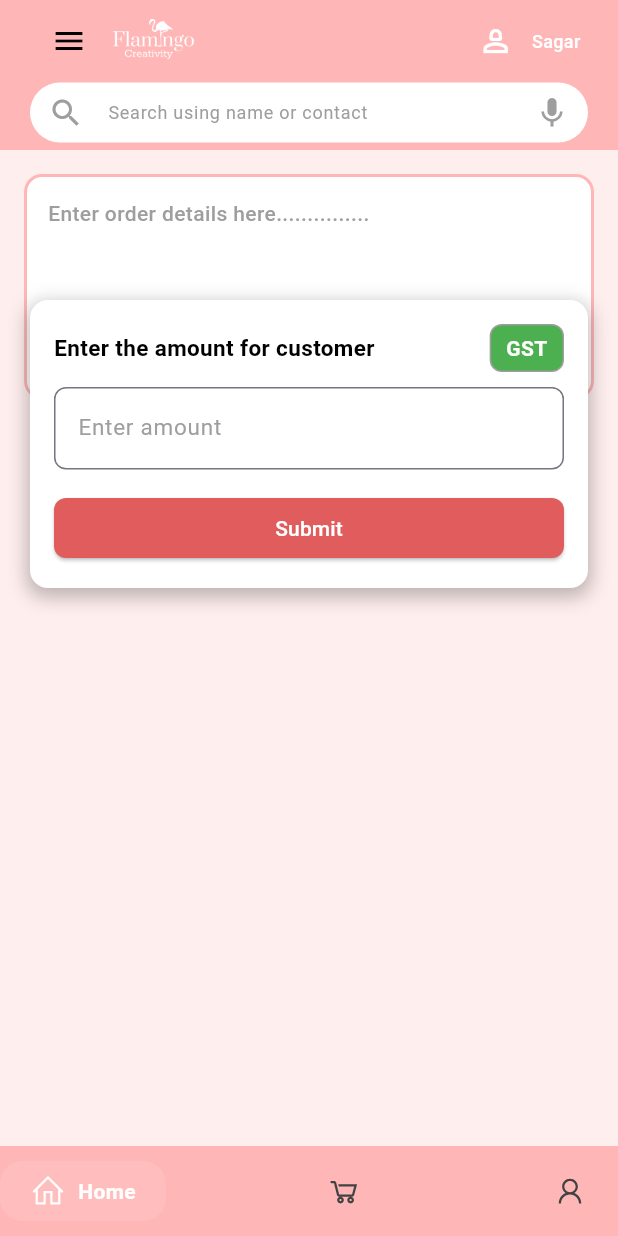
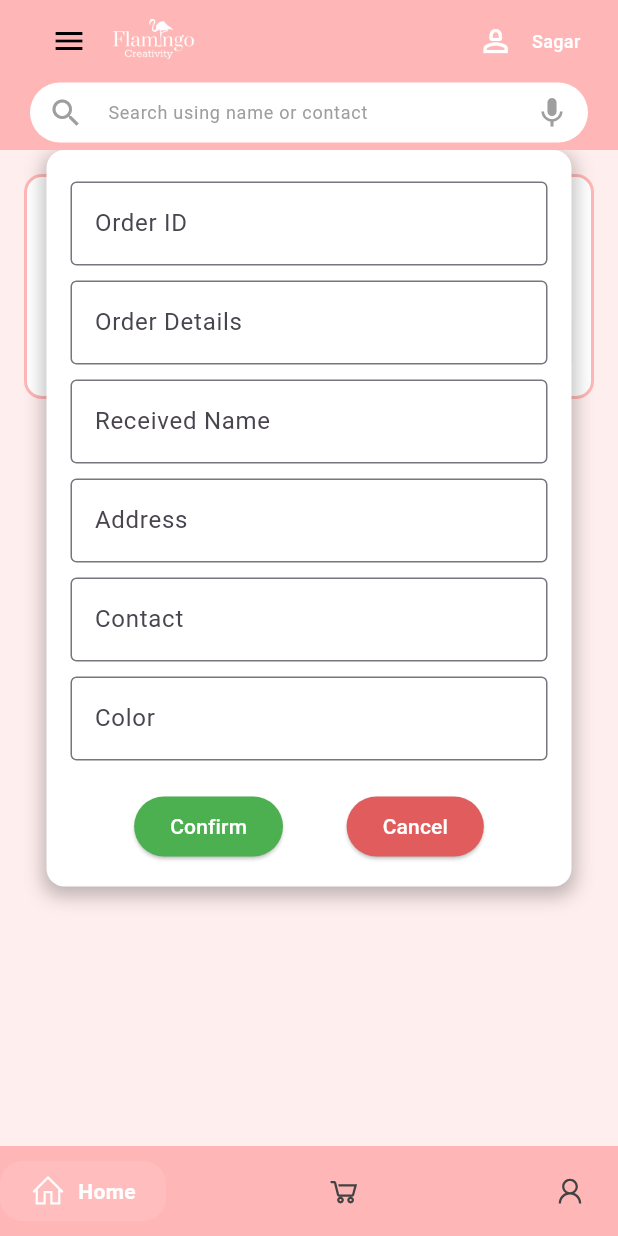
Before and after one commit to sravansatheesh123/flamigo, a Flutter app: the screen it shows after launch, after a tap on "Submit", on a phone screen of 412 x 824 dp. Run offline on Flutter 3.47's test engine with Material 3 defaults, Android fonts, the light colour scheme and no system bars; drawn by our look-alikes of google_nav_bar; our stand-ins replace image_picker, line_icons.

Commit message:
chore:new field created

```diff
--- a/lib/HomePage/homepage.dart
+++ b/lib/HomePage/homepage.dart
@@ -10,11 +10,13 @@ class Homepage extends StatefulWidget {
 
 class _HomepageState extends State<Homepage> {
   final TextEditingController _controller = TextEditingController();
+  final List<TextEditingController> _textControllers =
+      List.generate(6, (index) => TextEditingController());
   final TextEditingController _amountController = TextEditingController();
   bool _isTextEntered = false;
-  bool _showPopup = false;
-  bool _showReminder = false;
-  bool _isGSTSelected = true; // Default: GST ON (Green)
+  bool _showOrderPopup = false;
+  bool _showAmountPopup = false;
+  bool _isGSTSelected = true;
 
   @override
   void initState() {
@@ -26,30 +28,17 @@ class _HomepageState extends State<Homepage> {
     });
   }
 
-  void _showAmountPopup() {
+  void _showOrderDetailsPopup() {
     setState(() {
-      _showPopup = true;
-      _showReminder = true;
-    });
-
-    // Hide the reminder after 1.5 seconds
-    Future.delayed(const Duration(milliseconds: 2000), () {
-      setState(() {
-        _showReminder = false;
-      });
+      _showOrderPopup = true;
     });
   }
 
-  void _submitAmount() {
+  void _showAmountDetailsPopup() {
     setState(() {
-      _showPopup = false; // Close the popup
+      _showOrderPopup = false;
+      _showAmountPopup = true;
     });
-
-    // Navigate to OrderPage
-    Navigator.push(
-      context,
-      MaterialPageRoute(builder: (context) => const Order()),
-    );
   }
 
   void _toggleGSTSelection() {
@@ -58,13 +47,29 @@ class _HomepageState extends State<Homepage> {
     });
   }
 
+  void _submitAmount() {
+    setState(() {
+      _showAmountPopup = false;
+    });
+    Navigator.push(
+      context,
+      MaterialPageRoute(builder: (context) => const Order()),
+    );
+  }
+
   @override
   Widget build(BuildContext context) {
     return Scaffold(
-      body: Stack(
+      body: Container(
+        color: const Color(0xffFFEEEE),
+        width: double.infinity,
+        height: double.infinity,
+        child: SingleChildScrollView(
+          child: Column(
             children: [
-          Container(
-            color: Color(0xffFFEEEE),
+              Stack(
+                children: [
+                  Padding(
                     padding: const EdgeInsets.all(16.0),
                     child: Column(
                       children: [
@@ -77,7 +82,7 @@ class _HomepageState extends State<Homepage> {
                                   color: Colors.white,
                                   borderRadius: BorderRadius.circular(12),
                                   border: Border.all(
-                            color: Color(0xffFFB6B6),
+                                    color: const Color(0xffFFB6B6),
                                     width: 2,
                                   ),
                                 ),
@@ -101,7 +106,8 @@ class _HomepageState extends State<Homepage> {
                                       TextField(
                                         controller: _controller,
                                         maxLines: null,
-                                textAlignVertical: TextAlignVertical.top,
+                                        textAlignVertical:
+                                            TextAlignVertical.top,
                                         decoration: const InputDecoration(
                                           border: InputBorder.none,
                                           isDense: true,
@@ -116,9 +122,9 @@ class _HomepageState extends State<Homepage> {
                                 bottom: 16,
                                 right: 16,
                                 child: ElevatedButton(
-                          onPressed: _showAmountPopup,
+                                  onPressed: _showOrderDetailsPopup,
                                   style: ElevatedButton.styleFrom(
-                            backgroundColor: Color(0xffE15D5D),
+                                    backgroundColor: const Color(0xffE15D5D),
                                     shape: RoundedRectangleBorder(
                                       borderRadius: BorderRadius.circular(8),
                                     ),
@@ -133,22 +139,76 @@ class _HomepageState extends State<Homepage> {
                       ],
                     ),
                   ),
-
-          // Slide-down Popup
-          AnimatedPositioned(
-            duration: const Duration(milliseconds: 300),
-            top: _showPopup ? 100 : -200,
-            left: 20,
-            right: 20,
-            child: _showPopup ? _buildPopupBox() : const SizedBox(),
+                  if (_showOrderPopup) _buildOrderPopup(),
+                  if (_showAmountPopup) _buildAmountPopup(),
+                ],
               ),
             ],
+          ),
+        ),
       ),
     );
   }
 
-  Widget _buildPopupBox() {
-    return Container(
+  Widget _buildOrderPopup() {
+    return Center(
+      child: Container(
+        width: 350,
+        padding: const EdgeInsets.all(16),
+        decoration: BoxDecoration(
+          color: Colors.white,
+          borderRadius: BorderRadius.circular(12),
+          boxShadow: [
+            BoxShadow(
+              color: Colors.black26,
+              blurRadius: 10,
+              spreadRadius: 2,
+              offset: const Offset(0, 4),
+            ),
+          ],
+        ),
+        child: Column(
+          mainAxisSize: MainAxisSize.min,
+          children: [
+            _buildTextField("Order ID", _textControllers[0]),
+            _buildTextField("Order Details", _textControllers[1]),
+            _buildTextField("Received Name", _textControllers[2]),
+            _buildTextField("Address", _textControllers[3]),
+            _buildTextField("Contact", _textControllers[4]),
+            _buildTextField("Color", _textControllers[5]),
+            const SizedBox(height: 15),
+            Row(
+              mainAxisAlignment: MainAxisAlignment.spaceEvenly,
+              children: [
+                ElevatedButton(
+                  onPressed: _showAmountDetailsPopup,
+                  style:
+                      ElevatedButton.styleFrom(backgroundColor: Colors.green),
+                  child: const Text("Confirm",
+                      style: TextStyle(color: Colors.white)),
+                ),
+                ElevatedButton(
+                  onPressed: () {
+                    setState(() {
+                      _showOrderPopup = false;
+                    });
+                  },
+                  style: ElevatedButton.styleFrom(
+                      backgroundColor: Color(0xffE15D5D)),
+                  child: const Text("Cancel",
+                      style: TextStyle(color: Colors.white)),
+                ),
+              ],
+            ),
+          ],
+        ),
+      ),
+    );
+  }
+
+  Widget _buildAmountPopup() {
+    return Center(
+      child: Container(
         padding: const EdgeInsets.all(16),
         decoration: BoxDecoration(
           color: Colors.white,
@@ -168,15 +228,9 @@ class _HomepageState extends State<Homepage> {
             Row(
               mainAxisAlignment: MainAxisAlignment.spaceBetween,
               children: [
-              const Text(
-                "Enter the amount for customer",
-                style: TextStyle(
-                  fontSize: 15,
-                  fontFamily: "Roboto",
-                  fontWeight: FontWeight.bold,
-                  color: Colors.black,
-                ),
-              ),
+                const Text("Enter the amount for customer",
+                    style:
+                        TextStyle(fontSize: 15, fontWeight: FontWeight.bold)),
                 GestureDetector(
                   onTap: _toggleGSTSelection,
                   child: Container(
@@ -185,63 +239,46 @@ class _HomepageState extends State<Homepage> {
                     decoration: BoxDecoration(
                       color: _isGSTSelected ? Colors.green : Colors.grey,
                       borderRadius: BorderRadius.circular(8),
-                    border: Border.all(color: Colors.grey),
                     ),
-                  child: Text(
-                    "GST",
-                    style: TextStyle(
-                      color: Colors.white, // Text color stays white
-                      fontWeight: FontWeight.bold,
-                    ),
-                  ),
+                    child: const Text("GST",
+                        style: TextStyle(color: Colors.white)),
                   ),
                 ),
               ],
             ),
-
             const SizedBox(height: 10),
-
-          // Amount Text Field
             TextField(
               controller: _amountController,
               keyboardType: TextInputType.number,
-            style: const TextStyle(
-              fontSize: 15, // Set text size to 15
-              fontFamily: 'Roboto', // Set font family to Roboto
-            ),
               decoration: InputDecoration(
                 hintText: "Enter amount",
-              hintStyle: const TextStyle(
-                fontSize: 15, // Set hint text size to 15
-                fontFamily: 'Roboto', // Set hint font family to Roboto
-                color: Colors.grey, // Optional: Keep hint color subtle
-              ),
-              fillColor: Colors.white,
-              border: OutlineInputBorder(
-                borderRadius: BorderRadius.circular(8),
-                borderSide: const BorderSide(color: Colors.black12),
+                border: OutlineInputBorder(),
               ),
             ),
-          ),
-
             const SizedBox(height: 15),
-
-          SizedBox(
-            width: double.infinity,
-            child: ElevatedButton(
+            ElevatedButton(
               onPressed: _submitAmount,
-              style: ElevatedButton.styleFrom(
-                backgroundColor: Color(0xffE15D5D),
-                shape: RoundedRectangleBorder(
-                  borderRadius: BorderRadius.circular(8),
-                ),
-              ),
+              style:
+                  ElevatedButton.styleFrom(backgroundColor: Color(0xffE15D5D)),
               child:
                   const Text("Submit", style: TextStyle(color: Colors.white)),
             ),
+          ],
         ),
-        ],
       ),
     );
   }
 }
+
+Widget _buildTextField(String label, TextEditingController controller) {
+  return Padding(
+    padding: const EdgeInsets.symmetric(vertical: 5),
+    child: TextField(
+      controller: controller,
+      decoration: InputDecoration(
+        labelText: label,
+        border: const OutlineInputBorder(),
+      ),
+    ),
+  );
+}
--- a/lib/OrderPage/unshiped.dart
+++ b/lib/OrderPage/unshiped.dart
@@ -4,7 +4,13 @@ class Unshiped extends StatelessWidget {
   @override
   Widget build(BuildContext context) {
     return Scaffold(
-      appBar: AppBar(title: const Text("Unshipped Orders")),
+      appBar: AppBar(
+          backgroundColor: Color(0xffFFEEEE),
+          title: Center(
+              child: const Text(
+            "Unshipped Orders",
+            style: TextStyle(fontFamily: "roboto", fontSize: 16),
+          ))),
       body: Container(
         color: Color(0xffFFEEEE),
         padding: const EdgeInsets.all(10),
@@ -94,7 +100,7 @@ class OrderCard extends StatelessWidget {
                         style: const TextStyle(
                           fontSize: 14,
                           fontWeight: FontWeight.bold,
-                          color: Colors.red,
+                          color: Color(0xffE15D5D),
                           decoration: TextDecoration.underline,
                         ),
                       ),
@@ -103,7 +109,7 @@ class OrderCard extends StatelessWidget {
                         style: TextStyle(
                           fontSize: 14,
                           fontWeight: FontWeight.w500,
-                          color: Colors.green,
+                          color: Color(0xff007580),
                         ),
                       ),
                     ],
```
Lines whose indentation alone changed are shown as unchanged.
